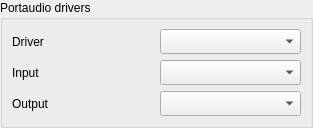
Qt form src/traverso/ui/PaDriverPage.ui (ErwanLegrand/Traverso-DAW) before a commit.
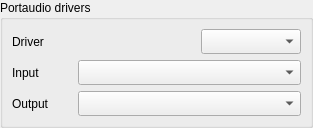
The same form after that commit.

Commit message: some pa configuration work

Diff of the .ui file:
```diff
--- a/src/traverso/ui/PaDriverPage.ui
+++ b/src/traverso/ui/PaDriverPage.ui
@@ -61,6 +61,12 @@
             <verstretch>0</verstretch>
            </sizepolicy>
           </property>
+          <property name="maximumSize">
+           <size>
+            <width>100</width>
+            <height>16777215</height>
+           </size>
+          </property>
          </widget>
         </item>
        </layout>
@@ -69,6 +75,18 @@
        <layout class="QHBoxLayout" name="horizontalLayout">
         <item>
          <widget class="QLabel" name="label_2">
+          <property name="sizePolicy">
+           <sizepolicy hsizetype="Fixed" vsizetype="Preferred">
+            <horstretch>0</horstretch>
+            <verstretch>0</verstretch>
+           </sizepolicy>
+          </property>
+          <property name="minimumSize">
+           <size>
+            <width>60</width>
+            <height>0</height>
+           </size>
+          </property>
           <property name="toolTip">
            <string>&lt;html&gt;&lt;head&gt;&lt;meta name=&quot;qrichtext&quot; content=&quot;1&quot; /&gt;&lt;style type=&quot;text/css&quot;&gt;
 p, li { white-space: pre-wrap; }
@@ -89,7 +107,7 @@
         <item>
          <widget class="QComboBox" name="inputDevicesCombo">
           <property name="sizePolicy">
-           <sizepolicy hsizetype="Preferred" vsizetype="Preferred">
+           <sizepolicy hsizetype="Expanding" vsizetype="Preferred">
             <horstretch>0</horstretch>
             <verstretch>0</verstretch>
            </sizepolicy>
@@ -102,6 +120,18 @@
        <layout class="QHBoxLayout" name="horizontalLayout_2">
         <item>
          <widget class="QLabel" name="label_3">
+          <property name="sizePolicy">
+           <sizepolicy hsizetype="Fixed" vsizetype="Preferred">
+            <horstretch>0</horstretch>
+            <verstretch>0</verstretch>
+           </sizepolicy>
+          </property>
+          <property name="minimumSize">
+           <size>
+            <width>60</width>
+            <height>0</height>
+           </size>
+          </property>
           <property name="toolTip">
            <string>&lt;html&gt;&lt;head&gt;&lt;meta name=&quot;qrichtext&quot; content=&quot;1&quot; /&gt;&lt;style type=&quot;text/css&quot;&gt;
 p, li { white-space: pre-wrap; }
```
The commit also changes 2 other files.
